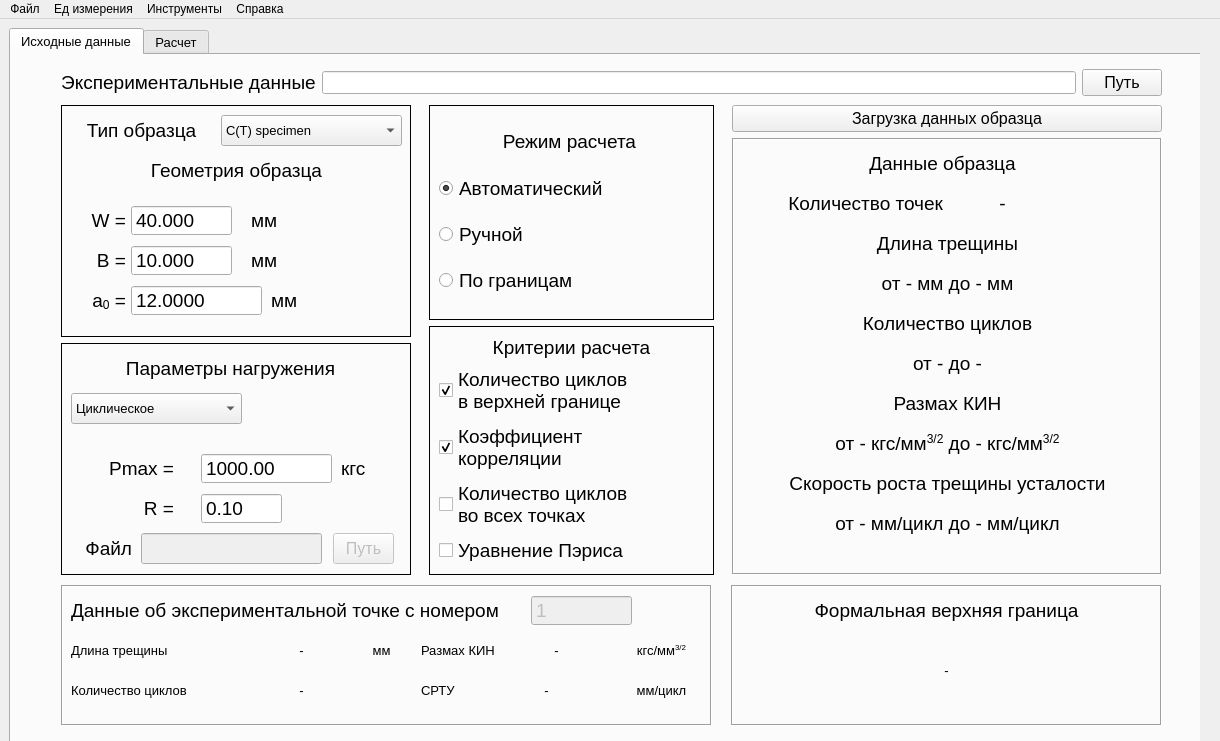
Old version of the form windows_ui/main_window_programme.ui in the repository tepemokD/fcgr_processing.
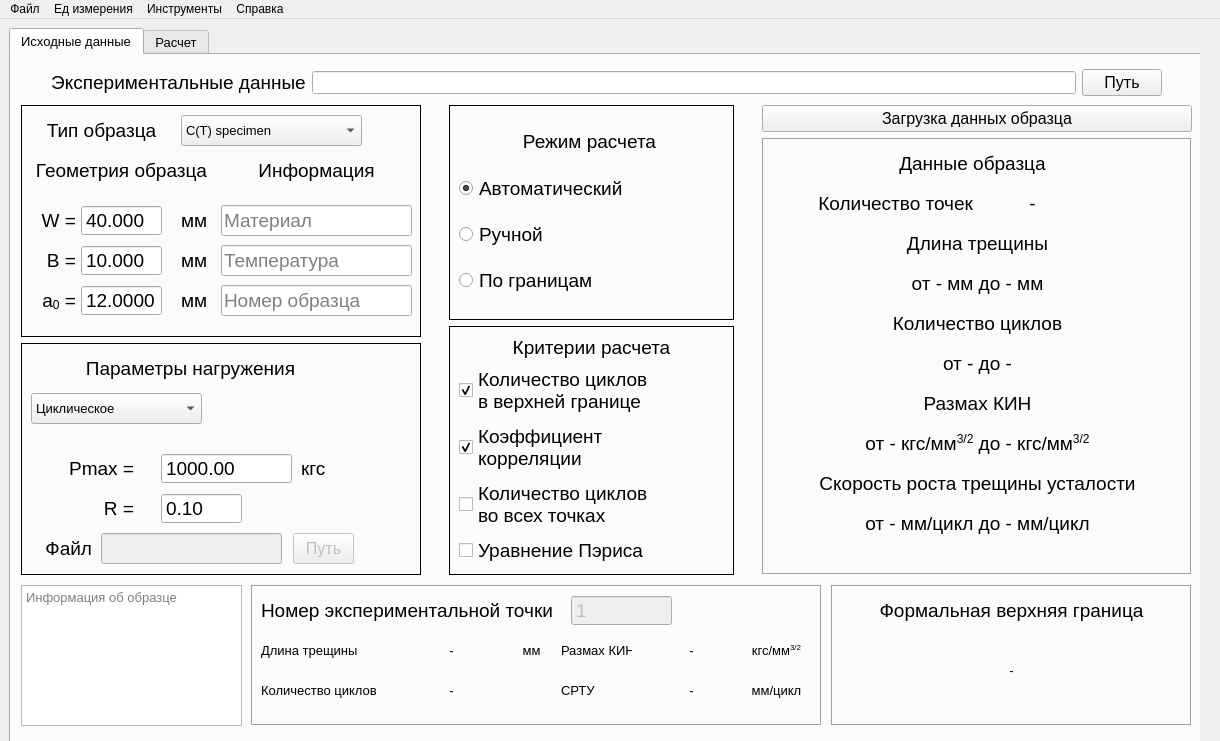
New version of the form. Icons and pictures are not drawn. Custom widgets are drawn as their Qt base class.

Commit message: -окно завершения расчета -учет границ по КИН и нагрузке -руководство и теория

```diff
--- a/windows_ui/main_window_programme.ui
+++ b/windows_ui/main_window_programme.ui
@@ -99,9 +99,9 @@
        <widget class="QWidget" name="horizontalLayoutWidget_3">
         <property name="geometry">
          <rect>
-          <x>50</x>
+          <x>40</x>
           <y>10</y>
-          <width>1101</width>
+          <width>1111</width>
           <height>35</height>
          </rect>
         </property>
@@ -147,9 +147,9 @@
        <widget class="QWidget" name="horizontalLayoutWidget_4">
         <property name="geometry">
          <rect>
-          <x>50</x>
+          <x>10</x>
           <y>50</y>
-          <width>1101</width>
+          <width>1171</width>
           <height>470</height>
          </rect>
         </property>
@@ -160,13 +160,13 @@
             <widget class="QFrame" name="frame">
              <property name="minimumSize">
               <size>
-               <width>350</width>
+               <width>400</width>
                <height>0</height>
               </size>
              </property>
              <property name="maximumSize">
               <size>
-               <width>350</width>
+               <width>400</width>
                <height>16777215</height>
               </size>
              </property>
@@ -199,7 +199,7 @@
                <rect>
                 <x>10</x>
                 <y>50</y>
-                <width>331</width>
+                <width>181</width>
                 <height>31</height>
                </rect>
               </property>
@@ -215,7 +215,7 @@
                <rect>
                 <x>14</x>
                 <y>100</y>
-                <width>51</width>
+                <width>41</width>
                 <height>31</height>
                </rect>
               </property>
@@ -231,7 +231,7 @@
                <rect>
                 <x>14</x>
                 <y>140</y>
-                <width>51</width>
+                <width>41</width>
                 <height>31</height>
                </rect>
               </property>
@@ -247,7 +247,7 @@
                <rect>
                 <x>14</x>
                 <y>180</y>
-                <width>51</width>
+                <width>41</width>
                 <height>31</height>
                </rect>
               </property>
@@ -262,7 +262,7 @@
              <widget class="QLabel" name="unit_w">
               <property name="geometry">
                <rect>
-                <x>190</x>
+                <x>160</x>
                 <y>100</y>
                 <width>31</width>
                 <height>31</height>
@@ -275,7 +275,7 @@
              <widget class="QLabel" name="unit_b">
               <property name="geometry">
                <rect>
-                <x>190</x>
+                <x>160</x>
                 <y>140</y>
                 <width>31</width>
                 <height>31</height>
@@ -288,7 +288,7 @@
              <widget class="QLabel" name="unit_a0">
               <property name="geometry">
                <rect>
-                <x>210</x>
+                <x>160</x>
                 <y>180</y>
                 <width>31</width>
                 <height>31</height>
@@ -331,9 +331,9 @@
              <widget class="QDoubleSpinBox" name="Edit_w_specimen">
               <property name="geometry">
                <rect>
-                <x>70</x>
+                <x>60</x>
                 <y>100</y>
-                <width>101</width>
+                <width>81</width>
                 <height>31</height>
                </rect>
               </property>
@@ -364,9 +364,9 @@
              <widget class="QDoubleSpinBox" name="Edit_B_specimen">
               <property name="geometry">
                <rect>
-                <x>70</x>
+                <x>60</x>
                 <y>140</y>
-                <width>101</width>
+                <width>81</width>
                 <height>31</height>
                </rect>
               </property>
@@ -394,9 +394,9 @@
              <widget class="QDoubleSpinBox" name="Edit_a0_specimen">
               <property name="geometry">
                <rect>
-                <x>70</x>
+                <x>60</x>
                 <y>180</y>
-                <width>131</width>
+                <width>81</width>
                 <height>31</height>
                </rect>
               </property>
@@ -421,19 +421,83 @@
                <double>12.000000000000000</double>
               </property>
              </widget>
+             <widget class="QLabel" name="label_7">
+              <property name="geometry">
+               <rect>
+                <x>200</x>
+                <y>50</y>
+                <width>191</width>
+                <height>31</height>
+               </rect>
+              </property>
+              <property name="text">
+               <string>Информация</string>
+              </property>
+              <property name="alignment">
+               <set>Qt::AlignCenter</set>
+              </property>
+             </widget>
+             <widget class="QLineEdit" name="lineEdit_material">
+              <property name="geometry">
+               <rect>
+                <x>200</x>
+                <y>100</y>
+                <width>191</width>
+                <height>31</height>
+               </rect>
+              </property>
+              <property name="text">
+               <string/>
+              </property>
+              <property name="placeholderText">
+               <string>Материал</string>
+              </property>
+             </widget>
+             <widget class="QLineEdit" name="lineEdit_temperature">
+              <property name="geometry">
+               <rect>
+                <x>200</x>
+                <y>140</y>
+                <width>191</width>
+                <height>31</height>
+               </rect>
+              </property>
+              <property name="text">
+               <string/>
+              </property>
+              <property name="placeholderText">
+               <string>Температура</string>
+              </property>
+             </widget>
+             <widget class="QLineEdit" name="lineEdit_number_sp">
+              <property name="geometry">
+               <rect>
+                <x>200</x>
+                <y>180</y>
+                <width>191</width>
+                <height>31</height>
+               </rect>
+              </property>
+              <property name="text">
+               <string/>
+              </property>
+              <property name="placeholderText">
+               <string>Номер образца</string>
+              </property>
+             </widget>
             </widget>
            </item>
            <item>
             <widget class="QFrame" name="frame_2">
              <property name="minimumSize">
               <size>
-               <width>350</width>
+               <width>400</width>
                <height>0</height>
               </size>
              </property>
              <property name="maximumSize">
               <size>
-               <width>350</width>
+               <width>400</width>
                <height>16777215</height>
               </size>
              </property>
@@ -1096,9 +1160,9 @@
        <widget class="QFrame" name="frame_6">
         <property name="geometry">
          <rect>
-          <x>720</x>
+          <x>820</x>
           <y>530</y>
-          <width>431</width>
+          <width>361</width>
           <height>141</height>
          </rect>
         </property>
@@ -1113,7 +1177,7 @@
           <rect>
            <x>10</x>
            <y>10</y>
-           <width>411</width>
+           <width>341</width>
            <height>31</height>
           </rect>
          </property>
@@ -1134,7 +1198,7 @@
           <rect>
            <x>10</x>
            <y>40</y>
-           <width>411</width>
+           <width>341</width>
            <height>91</height>
           </rect>
          </property>
@@ -1154,9 +1218,9 @@
        <widget class="QFrame" name="frame_7">
         <property name="geometry">
          <rect>
-          <x>50</x>
+          <x>240</x>
           <y>530</y>
-          <width>651</width>
+          <width>571</width>
           <height>141</height>
          </rect>
         </property>
@@ -1171,7 +1235,7 @@
           <rect>
            <x>10</x>
            <y>10</y>
-           <width>441</width>
+           <width>301</width>
            <height>31</height>
           </rect>
          </property>
@@ -1181,7 +1245,7 @@
           </font>
          </property>
          <property name="text">
-          <string>Данные об экспериментальной точке с номером</string>
+          <string>Номер экспериментальной точки</string>
          </property>
          <property name="alignment">
           <set>Qt::AlignLeading|Qt::AlignLeft|Qt::AlignVCenter</set>
@@ -1192,7 +1256,7 @@
           <rect>
            <x>10</x>
            <y>50</y>
-           <width>171</width>
+           <width>121</width>
            <height>31</height>
           </rect>
          </property>
@@ -1208,7 +1272,7 @@
           <rect>
            <x>10</x>
            <y>90</y>
-           <width>161</width>
+           <width>121</width>
            <height>31</height>
           </rect>
          </property>
@@ -1222,9 +1286,9 @@
         <widget class="QLabel" name="label_47">
          <property name="geometry">
           <rect>
-           <x>360</x>
+           <x>310</x>
            <y>50</y>
-           <width>101</width>
+           <width>71</width>
            <height>31</height>
           </rect>
          </property>
@@ -1238,9 +1302,9 @@
         <widget class="QLabel" name="label_48">
          <property name="geometry">
           <rect>
-           <x>360</x>
+           <x>310</x>
            <y>90</y>
-           <width>51</width>
+           <width>71</width>
            <height>31</height>
           </rect>
          </property>
@@ -1257,7 +1321,7 @@
          </property>
          <property name="geometry">
           <rect>
-           <x>470</x>
+           <x>320</x>
            <y>10</y>
            <width>101</width>
            <height>31</height>
@@ -1284,7 +1348,7 @@
         <widget class="QLabel" name="length_np">
          <property name="geometry">
           <rect>
-           <x>190</x>
+           <x>150</x>
            <y>50</y>
            <width>101</width>
            <height>31</height>
@@ -1303,7 +1367,7 @@
         <widget class="QLabel" name="cycle_np">
          <property name="geometry">
           <rect>
-           <x>190</x>
+           <x>150</x>
            <y>90</y>
            <width>101</width>
            <height>31</height>
@@ -1322,7 +1386,7 @@
         <widget class="QLabel" name="length_np_unit">
          <property name="geometry">
           <rect>
-           <x>300</x>
+           <x>260</x>
            <y>50</y>
            <width>41</width>
            <height>31</height>
@@ -1341,9 +1405,9 @@
         <widget class="QLabel" name="sif_np_unit">
          <property name="geometry">
           <rect>
-           <x>560</x>
+           <x>490</x>
            <y>50</y>
-           <width>81</width>
+           <width>71</width>
            <height>31</height>
           </rect>
          </property>
@@ -1357,9 +1421,9 @@
         <widget class="QLabel" name="label_53">
          <property name="geometry">
           <rect>
-           <x>560</x>
+           <x>490</x>
            <y>90</y>
-           <width>81</width>
+           <width>71</width>
            <height>31</height>
           </rect>
          </property>
@@ -1373,9 +1437,9 @@
         <widget class="QLabel" name="sif_np">
          <property name="geometry">
           <rect>
-           <x>460</x>
+           <x>400</x>
            <y>50</y>
-           <width>71</width>
+           <width>81</width>
            <height>31</height>
           </rect>
          </property>
@@ -1392,9 +1456,9 @@
         <widget class="QLabel" name="fcgr_np">
          <property name="geometry">
           <rect>
-           <x>420</x>
+           <x>400</x>
            <y>90</y>
-           <width>131</width>
+           <width>81</width>
            <height>31</height>
           </rect>
          </property>
@@ -1409,6 +1473,19 @@
          </property>
         </widget>
        </widget>
+       <widget class="QTextEdit" name="textEdit_total_sp">
+        <property name="geometry">
+         <rect>
+          <x>10</x>
+          <y>530</y>
+          <width>221</width>
+          <height>141</height>
+         </rect>
+        </property>
+        <property name="placeholderText">
+         <string>Информация об образце</string>
+        </property>
+       </widget>
       </widget>
       <widget class="QWidget" name="tab_2">
        <property name="sizePolicy">
```
The commit also changes 7 other files.
